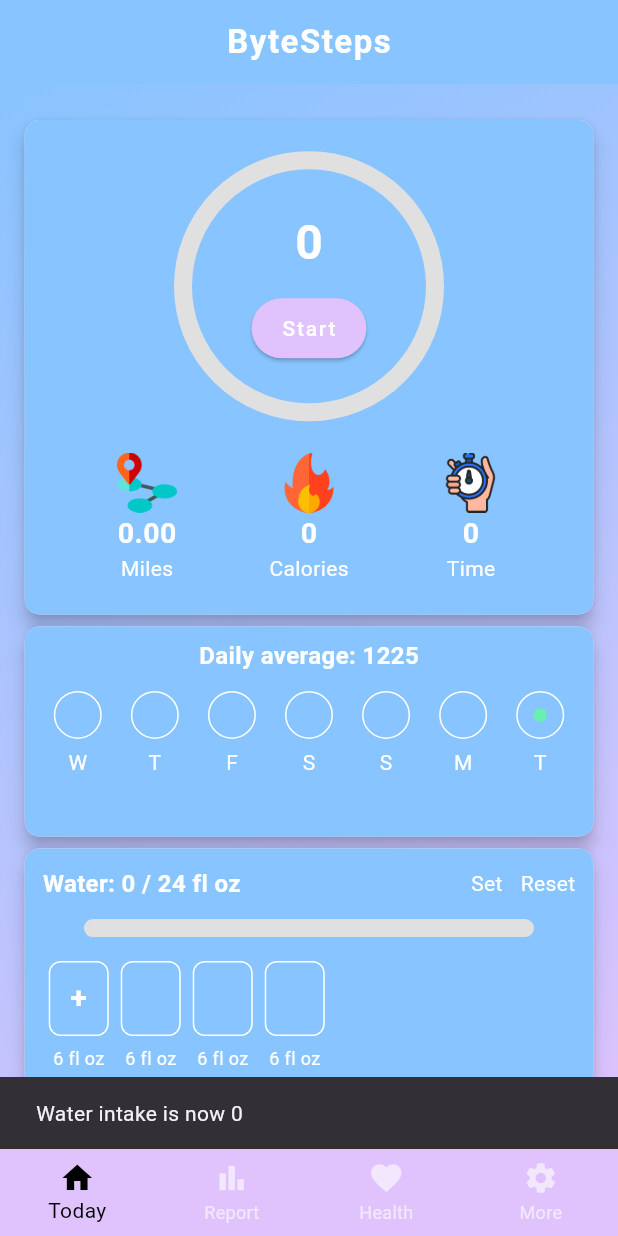
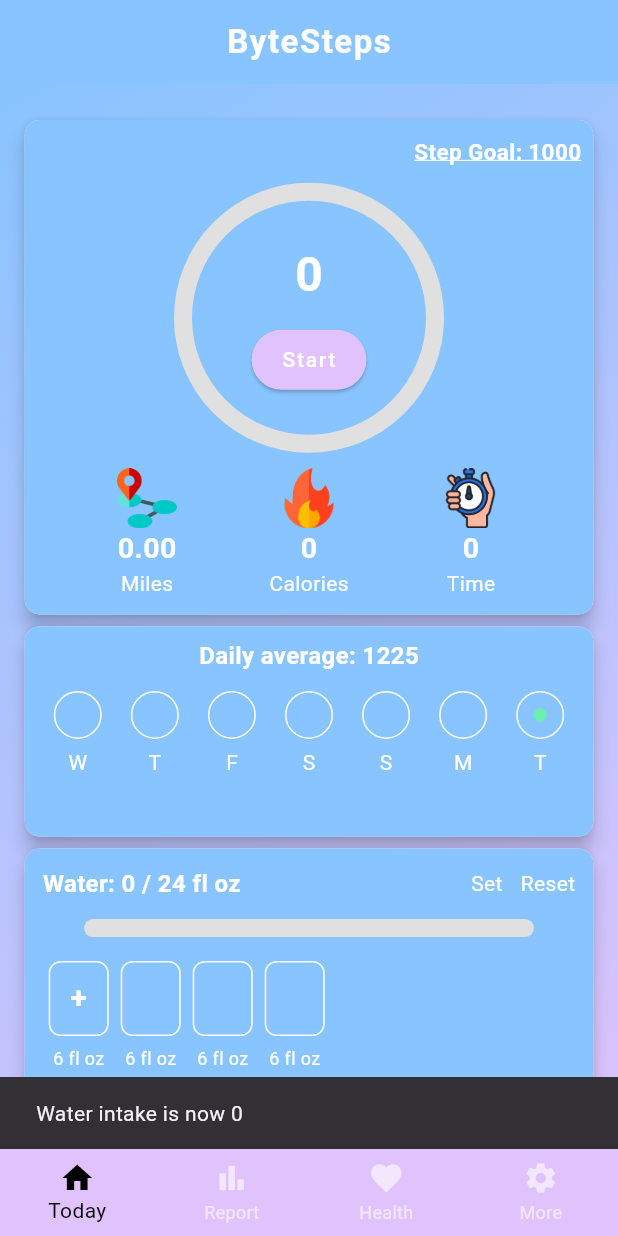
Before and after one commit to arc-662/bytesteps, a Flutter app: the Dashboard screen opened directly, after a tap on "Reset", on a phone screen of 412 x 824 dp. Run offline on Flutter 3.47's test engine with Material 3 defaults, Android fonts, the light colour scheme and no system bars; our stand-ins replace fl_chart, font_awesome_flutter, get, hive, hive_flutter, numberpicker and 2 more; accounts and stored records are empty.

Commit message:
updated profile screen with step_goal

```diff
--- a/lib/controller.dart
+++ b/lib/controller.dart
@@ -1,6 +1,8 @@
+import 'package:bytesteps/screens/dashboard_card.dart';
 import 'package:get/get.dart';
 
 class DashboardController extends GetxController {
+  DashboardCard dashboardCard = DashboardCard();
   final RxList<int> weeklySteps =
       <int>[359, 1962, 3565, 5168, 6771, 8374, 9999].obs;
   final RxList<double> weeklyCalories =
@@ -71,7 +73,6 @@ class DashboardController extends GetxController {
     750.0
   ].map((e) => e.isFinite ? e : 0.0).toList().obs;
 
-  final RxDouble hpb = 0.0.obs;
   final RxBool isStarted = false.obs;
   final RxDouble progress = 0.0.obs;
   final RxDouble distance = 0.0.obs;
@@ -81,11 +82,22 @@ class DashboardController extends GetxController {
   final RxString elapsedTime = "0".obs;
   final RxInt stepCount = 0.obs;
   final RxInt baseStepCount = 0.obs;
+  final RxInt selectedGoal = 1000.obs;
+  final List<int> goals = [
+    1000,
+    2000,
+    3000,
+    4000,
+    5000,
+    6000,
+    7000,
+    8000,
+    9000
+  ];
 
   //method to reset all progress
   void resetProgress() {
     progress.value = 0.0;
-    hpb.value = 0.0;
     stepCount.value = 0;
     isStarted.value = false;
     distance.value = 0.0;
--- a/lib/main.dart
+++ b/lib/main.dart
@@ -27,6 +27,7 @@ class MyApp extends StatelessWidget {
   @override
   Widget build(BuildContext context) {
     return MaterialApp(
+      debugShowCheckedModeBanner: false,
       title: 'Bytesteps',
       home: showDashboard ? Dashboard() : UserInfoScreen(),
     );
--- a/lib/screens/dashboard_card.dart
+++ b/lib/screens/dashboard_card.dart
@@ -90,8 +90,8 @@ class _DashboardCardState extends State<DashboardCard> {
     controller.stepCount.value = sessionSteps;
     controller.updateDistance();
 
-    controller.progress.value = (sessionSteps / 10000).clamp(0.0, 1.0);
-    controller.hpb.value = (sessionSteps / 10000).clamp(0.0, 1.0);
+    controller.progress.value =
+        (sessionSteps / controller.selectedGoal.value).clamp(0.0, 1.0);
   }
 
   @override
@@ -108,6 +108,23 @@ class _DashboardCardState extends State<DashboardCard> {
         child: Column(
           mainAxisAlignment: MainAxisAlignment.spaceEvenly,
           children: [
+            Obx(() => Row(
+                  mainAxisAlignment: MainAxisAlignment.end,
+                  children: [
+                    Padding(
+                      padding: const EdgeInsets.only(right: 8),
+                      child: Text(
+                        "Step Goal: ${controller.selectedGoal.value}",
+                        style: TextStyle(
+                            color: Colors.white,
+                            fontWeight: FontWeight.bold,
+                            fontSize: 15,
+                            decoration: TextDecoration.underline,
+                            decorationColor: Colors.white),
+                      ),
+                    ),
+                  ],
+                )),
             // 1st Row to show steps, button and ring progress bar
             Row(mainAxisAlignment: MainAxisAlignment.center, children: [
               Stack(alignment: Alignment.center, children: [
--- a/lib/screens/setting_screen.dart
+++ b/lib/screens/setting_screen.dart
@@ -1,5 +1,6 @@
 import 'package:bytesteps/controller.dart';
 import 'package:flutter/material.dart';
+import 'package:font_awesome_flutter/font_awesome_flutter.dart';
 import 'package:get/get.dart';
 import 'package:hive/hive.dart';
 
@@ -20,46 +21,86 @@ class SettingScreen extends StatelessWidget {
     return Scaffold(
       body: ListView(
         children: [
-          // ✅ User Info Card
+          //User Info Card
           Padding(
             padding: const EdgeInsets.all(8.0),
             child: Card(
-              color: Colors.lightBlue[50],
+              color: Colors.lightBlue[100],
               elevation: 3,
               shape: RoundedRectangleBorder(
                   borderRadius: BorderRadius.circular(12)),
               child: Padding(
                 padding: const EdgeInsets.all(16.0),
                 child: Column(
-                  crossAxisAlignment: CrossAxisAlignment.start,
+                  crossAxisAlignment: CrossAxisAlignment.center,
                   children: [
-                    Center(
-                      child: Text("User Info",
+                    ClipRRect(
+                      borderRadius: BorderRadius.circular(100),
+                      child: CircleAvatar(
+                        maxRadius: 40.0,
+                        child: Image.asset("assets/images/profile.png"),
+                      ),
+                    ),
+                    Column(
+                      children: [
+                        Text(
+                          name,
                           style: TextStyle(
-                              fontSize: 18,
-                              fontWeight: FontWeight.bold,
-                              color: Colors.blue[900])),
+                              fontSize: 17, fontWeight: FontWeight.bold),
+                        ),
+                        Text("abc.Sergey Brin@gmail.com")
+                      ],
                     ),
-                    SizedBox(height: 10),
-                    Text("Name: $name", style: TextStyle(fontSize: 16)),
-                    Text("Gender: $gender", style: TextStyle(fontSize: 16)),
-                    Text("Weight: $weight (In lbs)",
-                        style: TextStyle(fontSize: 16)),
-                    Text("Height: $height (In Inches)",
-                        style: TextStyle(fontSize: 16)),
+                    Row(
+                      mainAxisAlignment: MainAxisAlignment.spaceEvenly,
+                      children: [
+                        Text(
+                          "Height: $height",
+                          style: TextStyle(
+                              fontSize: 14, fontWeight: FontWeight.bold),
+                        ),
+                        Text("Weight: $weight",
+                            style: TextStyle(
+                                fontSize: 14, fontWeight: FontWeight.bold)),
+                      ],
+                    ),
+                    Row(
+                      mainAxisAlignment: MainAxisAlignment.center,
+                      children: [
+                        Text(gender,
+                            style: TextStyle(
+                                fontSize: 15, fontWeight: FontWeight.bold))
+                      ],
+                    ),
+                    Row(
+                      mainAxisAlignment: MainAxisAlignment.center,
+                      children: [
+                        ElevatedButton(
+                            autofocus: true,
+                            style: ElevatedButton.styleFrom(
+                                elevation: 2,
+                                backgroundColor: Colors.amberAccent),
+                            onPressed: () {},
+                            child: Text(
+                              "Edit Profile",
+                              style: TextStyle(color: Colors.black),
+                            ))
+                      ],
+                    )
                   ],
                 ),
               ),
             ),
           ),
 
-          // 🔁 Reset Progress Option
+          // Reset Progress Option
           Padding(
-            padding: const EdgeInsets.all(8.0),
+            padding: const EdgeInsets.all(4.0),
             child: Card(
               color: Colors.lightBlue[100],
               child: ListTile(
-                leading: Icon(Icons.refresh, color: Colors.blue[900]),
+                leading: Icon(Icons.refresh,
+                    color: const Color.fromRGBO(13, 71, 161, 1)),
                 title: Text(
                   "Reset Daily Progress",
                   style: TextStyle(fontWeight: FontWeight.w600),
@@ -99,14 +140,56 @@ class SettingScreen extends StatelessWidget {
               ),
             ),
           ),
-
-          // 🆕 Version Card
+          // step goals
+          Padding(
+            padding: const EdgeInsets.all(4.0),
+            child: Card(
+                color: Colors.lightBlue[100],
+                child: Obx(
+                  () => ListTile(
+                    leading: const FaIcon(
+                      FontAwesomeIcons.crosshairs,
+                      color: Color.fromRGBO(13, 71, 161, 1),
+                    ),
+                    title: const Text(
+                      "Step Goal",
+                      style: TextStyle(fontWeight: FontWeight.w600),
+                    ),
+                    trailing: SizedBox(
+                      width: 100, // Adjust width as needed
+                      child: DropdownButton<int>(
+                        isDense: true,
+                        underline:
+                            const SizedBox(), // Removes the default underline
+                        value: controller.selectedGoal.value,
+                        onChanged: (int? newValue) {
+                          controller.selectedGoal.value = newValue!;
+                        },
+                        items: controller.goals.map((int value) {
+                          return DropdownMenuItem<int>(
+                            value: value,
+                            child: Text("$value"),
+                          );
+                        }).toList(),
+                      ),
+                    ),
+                  ),
+                )),
+          ),
+          //  Version Card
           Padding(
             padding: const EdgeInsets.symmetric(horizontal: 8.0),
             child: Card(
+              color: Colors.lightBlue[100],
               child: ListTile(
-                leading: Icon(Icons.system_update),
-                title: Text("Newer Version Available! 2.03.002"),
+                leading: Icon(
+                  Icons.system_update,
+                  color: Color.fromRGBO(13, 71, 161, 1),
+                ),
+                title: Text(
+                  "Newer Version Available! 2.03.002",
+                  style: TextStyle(fontWeight: FontWeight.w600),
+                ),
               ),
             ),
           ),
--- a/pubspec.yaml
+++ b/pubspec.yaml
@@ -32,6 +32,7 @@ dependencies:
   fl_chart: 0.71.0
   flutter:
     sdk: flutter
+  font_awesome_flutter: ^10.8.0
   get: ^4.7.2
   google_fonts: ^6.2.1
   hive: ^2.2.3
```
Also changed, not shown: assets/images/profile.png (added), pubspec.lock.
